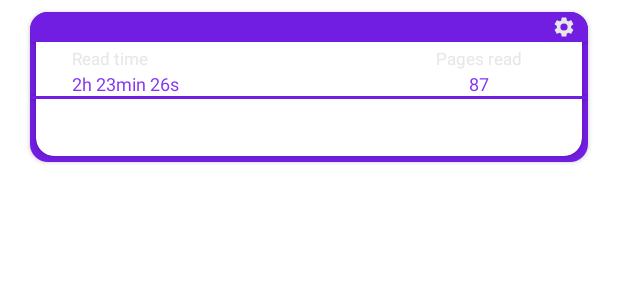
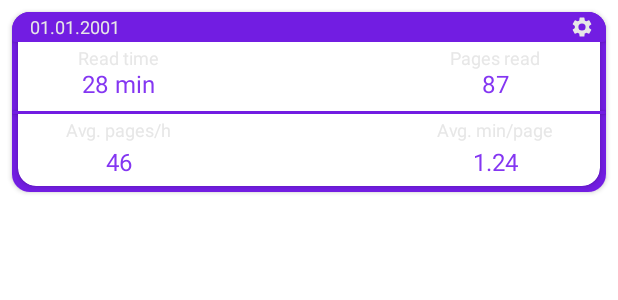
Before and after one commit to DGojka/ReadingStats, an Android app: the layout session_list_item.xml on its own in the app's theme, with its tools: preview values and no code run, on a phone screen of 412 x 824 dp. Shown: the top 300 px of the screen. Run offline under Robolectric (Android 15) with nearby library versions, the phone set to English and light mode, and no system bars.

Commit message:
adding more attributes to session_list_item.xml

```diff
--- a/app/src/main/java/com/example/bookstats/features/library/tabs/sessions/SessionAdapter.kt
+++ b/app/src/main/java/com/example/bookstats/features/library/tabs/sessions/SessionAdapter.kt
@@ -15,6 +15,9 @@ class SessionAdapter(private var sessionList: List<SessionListItem>) :
                 session.apply {
                     pagesReadValue.text = pagesRead
                     readTimeValue.text = readTime
+                    avgMinPageValue.text = avgMinPerPage
+                    avgPagesHourValue.text = avgPagesPerHour
+                    dateTextView.text = date
                 }
             }
         }
--- a/app/src/main/java/com/example/bookstats/features/library/viewmodel/LibraryViewModel.kt
+++ b/app/src/main/java/com/example/bookstats/features/library/viewmodel/LibraryViewModel.kt
@@ -15,6 +15,7 @@ import kotlinx.coroutines.flow.StateFlow
 import kotlinx.coroutines.launch
 import kotlinx.coroutines.withContext
 import java.time.LocalDate
+import java.time.format.DateTimeFormatter
 import javax.inject.Inject
 
 class LibraryViewModel @Inject constructor(
@@ -145,7 +146,10 @@ class LibraryViewModel @Inject constructor(
                 return readingSessionDate != null && currentPage != null && sessionCalculator.calculateSeconds(
                     hoursRead,
                     minutesRead
-                ) > 0 && sessionCalculator.isNewCurrentPageGreaterThanOld(newCurrentPage = currentPage, oldCurrentPage = _uiState.value.bookClicked!!.currentPage)
+                ) > 0 && sessionCalculator.isNewCurrentPageGreaterThanOld(
+                    newCurrentPage = currentPage,
+                    oldCurrentPage = _uiState.value.bookClicked!!.currentPage
+                )
             }
             return false
         }
@@ -155,11 +159,11 @@ class LibraryViewModel @Inject constructor(
         sessions.map {
             with(it) {
                 SessionListItem(
-                    date = sessionStartDate.toString(),
+                    date = sessionStartDate.toLocalDate().format(DateTimeFormatter.ofPattern("dd.MM.yyyy")),
                     pagesRead.toString(),
                     sessionCalculator.convertSecondsToMinutesAndSeconds(sessionTimeSeconds),
-                    "",
-                    ""
+                    sessionCalculator.getAvgMinPerPage(sessions),
+                    sessionCalculator.getAvgPagesPerHour(sessions)
                 )
             }
         }
--- a/app/src/main/res/layout/session_list_item.xml
+++ b/app/src/main/res/layout/session_list_item.xml
@@ -4,13 +4,11 @@
     xmlns:tools="http://schemas.android.com/tools"
     android:layout_width="match_parent"
     android:layout_height="wrap_content"
-    android:orientation="vertical"
-    android:paddingStart="12dp"
-    android:paddingEnd="12dp">
+    android:orientation="vertical">
 
     <androidx.cardview.widget.CardView
         android:layout_width="match_parent"
-        android:layout_height="100dp"
+        android:layout_height="120dp"
         android:layout_margin="8dp"
         android:layout_weight="1"
         android:elevation="12dp"
@@ -45,11 +43,11 @@
                         android:id="@+id/read_time"
                         android:layout_width="wrap_content"
                         android:layout_height="wrap_content"
-                        android:layout_marginStart="24sp"
-                        android:layout_marginBottom="38dp"
+                        android:layout_marginStart="40sp"
+                        android:layout_marginBottom="60dp"
                         android:text="Read time"
                         android:textColor="@color/whisper"
-                        android:textSize="11sp"
+                        android:textSize="12sp"
                         app:layout_constraintBottom_toBottomOf="parent"
                         app:layout_constraintLeft_toLeftOf="parent"
                         app:layout_constraintTop_toTopOf="parent" />
@@ -58,24 +56,24 @@
                         android:id="@+id/read_time_value"
                         android:layout_width="wrap_content"
                         android:layout_height="wrap_content"
-                        android:layout_marginStart="24sp"
-                        android:layout_marginBottom="40dp"
+                        android:layout_marginBottom="60dp"
                         android:textColor="@color/violet"
-                        android:textSize="12sp"
+                        android:textSize="16sp"
                         app:layout_constraintBottom_toBottomOf="parent"
-                        app:layout_constraintLeft_toLeftOf="parent"
+                        app:layout_constraintLeft_toLeftOf="@id/read_time"
+                        app:layout_constraintRight_toRightOf="@id/read_time"
                         app:layout_constraintTop_toBottomOf="@id/read_time"
-                        tools:text="2h 23min 26s" />
+                        tools:text="28 min" />
 
                     <TextView
                         android:id="@+id/pages_read"
                         android:layout_width="wrap_content"
                         android:layout_height="wrap_content"
                         android:layout_marginEnd="40sp"
-                        android:layout_marginBottom="38dp"
+                        android:layout_marginBottom="60dp"
                         android:text="Pages read"
                         android:textColor="@color/whisper"
-                        android:textSize="11sp"
+                        android:textSize="12sp"
                         app:layout_constraintBottom_toBottomOf="parent"
                         app:layout_constraintRight_toRightOf="parent"
                         app:layout_constraintTop_toTopOf="parent" />
@@ -84,14 +82,66 @@
                         android:id="@+id/pages_read_value"
                         android:layout_width="wrap_content"
                         android:layout_height="wrap_content"
-                        android:layout_marginBottom="40dp"
+                        android:layout_marginBottom="60dp"
                         android:textColor="@color/violet"
-                        android:textSize="12sp"
+                        android:textSize="16sp"
+                        app:layout_constraintBottom_toBottomOf="parent"
                         app:layout_constraintLeft_toLeftOf="@id/pages_read"
-                        app:layout_constraintBottom_toBottomOf="parent"
                         app:layout_constraintRight_toRightOf="@id/pages_read"
                         app:layout_constraintTop_toBottomOf="@id/pages_read"
                         tools:text="87" />
+
+                    <TextView
+                        android:id="@+id/avg_pages_hour"
+                        android:layout_width="wrap_content"
+                        android:layout_height="wrap_content"
+                        android:layout_marginTop="36dp"
+                        android:text="Avg. pages/h"
+                        android:textColor="@color/whisper"
+                        android:textSize="12sp"
+                        app:layout_constraintBottom_toBottomOf="parent"
+                        app:layout_constraintRight_toRightOf="@id/read_time"
+                        app:layout_constraintLeft_toLeftOf="@id/read_time"
+                        app:layout_constraintTop_toTopOf="parent" />
+
+                    <TextView
+                        android:id="@+id/avg_pages_hour_value"
+                        android:layout_width="wrap_content"
+                        android:layout_height="wrap_content"
+                        android:layout_marginBottom="4dp"
+                        android:textColor="@color/violet"
+                        android:textSize="16sp"
+                        app:layout_constraintBottom_toBottomOf="parent"
+                        app:layout_constraintLeft_toLeftOf="@id/avg_pages_hour"
+                        app:layout_constraintRight_toRightOf="@id/avg_pages_hour"
+                        app:layout_constraintTop_toBottomOf="@id/avg_pages_hour"
+                        tools:text="46" />
+
+                    <TextView
+                        android:id="@+id/avg_min_page"
+                        android:layout_width="wrap_content"
+                        android:layout_height="wrap_content"
+                        android:layout_marginTop="36dp"
+                        android:text="Avg. min/page"
+                        android:textColor="@color/whisper"
+                        android:textSize="12sp"
+                        app:layout_constraintBottom_toBottomOf="parent"
+                        app:layout_constraintLeft_toLeftOf="@id/pages_read"
+                        app:layout_constraintRight_toRightOf="@id/pages_read"
+                        app:layout_constraintTop_toTopOf="parent" />
+
+                    <TextView
+                        android:id="@+id/avg_min_page_value"
+                        android:layout_width="wrap_content"
+                        android:layout_height="wrap_content"
+                        android:layout_marginBottom="4dp"
+                        android:textColor="@color/violet"
+                        android:textSize="16sp"
+                        app:layout_constraintBottom_toBottomOf="parent"
+                        app:layout_constraintLeft_toLeftOf="@id/avg_min_page"
+                        app:layout_constraintRight_toRightOf="@id/avg_min_page"
+                        app:layout_constraintTop_toBottomOf="@id/avg_min_page"
+                        tools:text="1.24" />
 
                 </androidx.constraintlayout.widget.ConstraintLayout>
             </androidx.cardview.widget.CardView>
@@ -106,6 +156,16 @@
                 app:layout_constraintRight_toRightOf="parent"
                 app:layout_constraintTop_toTopOf="parent">
 
+                <TextView
+                    android:id="@+id/date_text_view"
+                    android:layout_marginStart="12dp"
+                    android:layout_width="wrap_content"
+                    android:layout_height="wrap_content"
+                    android:layout_gravity="start|center_vertical"
+                    android:textColor="@color/whisper"
+                    tools:text="01.01.2001"
+                    android:textSize="12sp"
+                    />
                 <ImageView
                     android:id="@+id/settings_button"
                     android:layout_width="32dp"
@@ -114,7 +174,6 @@
                     android:contentDescription="settings"
                     android:padding="8dp"
                     android:src="@drawable/ic_settings" />
-                />
             </androidx.cardview.widget.CardView>
 
             <androidx.cardview.widget.CardView
```
